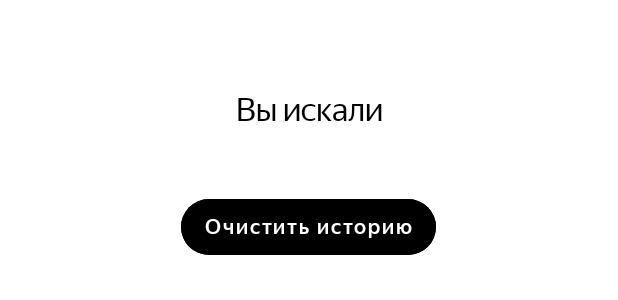
After one commit to g0nschik/Playlist_Maker, an Android app: the layout history_block.xml on its own in the app's theme, with its tools: preview values and no code run, on a phone screen of 412 x 824 dp. The commit adds this screen. Shown: the top 300 px of the screen. Run offline under Robolectric (Android 15) with nearby library versions, the phone set to English and light mode, and no system bars.

Commit message:
Домашнее задание - Спринт №12

```diff
--- a/app/src/main/java/com/example/playlistmaker/SettingsActivity.kt
+++ b/app/src/main/java/com/example/playlistmaker/SettingsActivity.kt
@@ -2,14 +2,11 @@ package com.example.playlistmaker
 
 import android.annotation.SuppressLint
 import android.content.Intent
-import android.content.SharedPreferences
 import android.net.Uri
 import android.os.Bundle
 import android.widget.FrameLayout
-import android.widget.Toast
 import androidx.activity.enableEdgeToEdge
 import androidx.appcompat.app.AppCompatActivity
-import androidx.appcompat.app.AppCompatDelegate
 import androidx.core.view.ViewCompat
 import androidx.core.view.WindowInsetsCompat
 import com.google.android.material.switchmaterial.SwitchMaterial
--- a/app/src/main/java/com/example/playlistmaker/Track.kt
+++ b/app/src/main/java/com/example/playlistmaker/Track.kt
@@ -1,6 +1,7 @@
 package com.example.playlistmaker
 
 data class Track(
+    val trackId: Int,
     val trackName: String,
     val artistName: String,
     val trackTimeMillis: Long,
--- /dev/null
+++ b/app/src/main/res/layout/history_block.xml
@@ -0,0 +1,36 @@
+<?xml version="1.0" encoding="utf-8"?>
+<androidx.constraintlayout.widget.ConstraintLayout xmlns:android="http://schemas.android.com/apk/res/android"
+    android:layout_width="match_parent"
+    android:layout_height="wrap_content">
+
+    <LinearLayout
+        android:layout_width="match_parent"
+        android:layout_height="match_parent"
+        android:paddingTop="@dimen/top_padding"
+        android:gravity="center_horizontal"
+        android:orientation="vertical">
+
+        <TextView
+            android:layout_width="match_parent"
+            android:layout_height="wrap_content"
+            android:layout_gravity="center_horizontal"
+            android:text="@string/search_history"
+            style="@style/AlertTextStyle" />
+
+        <androidx.recyclerview.widget.RecyclerView
+            android:id="@+id/itemsHistoryList"
+            android:layout_width="match_parent"
+            android:layout_height="0dp"
+            android:layout_marginTop="@dimen/top_20"
+            android:layout_weight="1" />
+
+        <Button
+            android:id="@+id/clearHistoryButton"
+            style="@style/RegularButtonStyle"
+            android:layout_width="wrap_content"
+            android:layout_height="wrap_content"
+            android:text="@string/button_clear_history" />
+
+    </LinearLayout>
+
+</androidx.constraintlayout.widget.ConstraintLayout>
--- a/app/src/main/res/values-night/styles.xml
+++ b/app/src/main/res/values-night/styles.xml
@@ -27,11 +27,16 @@
         <item name="android:textSize">22sp</item>
         <item name="android:fontFamily">@font/ys_display_regular</item>
     </style>
-    <style name="UpdateButton">
-        <item name="android:textAlignment">center</item>
-        <item name="background">@color/black</item>
-        <item name="android:textColor">@color/white</item>
-        <item name="android:textSize">20sp</item>
-        <item name="android:fontFamily">@font/ys_display_regular</item>
+    <style name="RegularButtonStyle">
+        <item name="android:paddingTop">10dp</item>
+        <item name="android:paddingBottom">10dp</item>
+        <item name="android:layout_marginTop">20dp</item>
+        <item name="android:layout_gravity">center</item>
+        <item name="android:fontFamily">@font/ys_display_medium</item>
+        <item name="android:textColor">@color/yp_black</item>
+        <item name="android:textSize">14sp</item>
+        <item name="android:textAllCaps">false</item>
+        <item name="android:backgroundTint">@color/white</item>
+        <item name="cornerRadius">54dp</item>
     </style>
 </resources>
--- a/app/src/main/res/values/dimensions.xml
+++ b/app/src/main/res/values/dimensions.xml
@@ -9,4 +9,7 @@
     <dimen name="menu_padding">16dp</dimen>
 
     <dimen name="track_small">45dp</dimen>
+
+    <dimen name="top_padding">60dp</dimen>
+    <dimen name="top_20">20dp</dimen>
 </resources>
--- a/app/src/main/res/values/strings.xml
+++ b/app/src/main/res/values/strings.xml
@@ -1,5 +1,5 @@
 <resources>
-    <string name="app_name">Playlist Maker</string>
+    <string name="app_name" translatable="false">Playlist Maker</string>
     <string name="button_search">Поиск</string>
     <string name="button_media">Медиатека</string>
     <string name="button_settings">Настройки</string>
@@ -20,8 +20,10 @@
     <string name="support_message">Спасибо разработчикам за крутое приложение!</string>
 
     <string name="button_update">Обновить</string>
+    <string name="button_clear_history">Очистить историю</string>
 
     <string name="loading">Выполняется поиск...</string>
+    <string name="search_history">Вы искали</string>
     <string name="no_results">Ничего не нашлось</string>
-    <string name="net_error">\nПроблемы со связью.\n\nЗагрузка не удалась. Проверьте подключение к интернету\n</string>
+    <string name="net_error">\nПроблемы со связью.\n\nЗагрузка не удалась. Проверьте подключение к интернету</string>
 </resources>
--- a/app/src/main/res/values/styles.xml
+++ b/app/src/main/res/values/styles.xml
@@ -22,9 +22,7 @@
         <item name="cornerRadius">8dp</item>
         <item name="iconTint">@color/yp_black</item>
         <item name="android:fontFamily">@font/ys_display_medium</item>
-        <item name="background">@drawable/layout_bg</item>
         <item name="layout_goneMarginTop">@dimen/menu_padding</item>
-        <item name="android:background">@color/white</item>
     </style>
     <style name="SearchLine">
         <item name="background">@color/black</item>
@@ -113,4 +111,16 @@
         <item name="android:textSize">22sp</item>
         <item name="android:fontFamily">@font/ys_display_regular</item>
     </style>
+    <style name="RegularButtonStyle" parent="Widget.MaterialComponents.Button.UnelevatedButton">
+        <item name="android:paddingTop">10dp</item>
+        <item name="android:paddingBottom">10dp</item>
+        <item name="android:layout_marginTop">20dp</item>
+        <item name="android:layout_gravity">center</item>
+        <item name="android:fontFamily">@font/ys_display_medium</item>
+        <item name="android:textColor">@color/white</item>
+        <item name="android:textSize">14sp</item>
+        <item name="android:textAllCaps">false</item>
+        <item name="android:backgroundTint">@color/yp_black</item>
+        <item name="cornerRadius">54dp</item>
+    </style>
 </resources>
```
Also changed, not shown: app/src/main/java/com/example/playlistmaker/SearchActivity.kt (+93 -46 lines), app/src/main/java/com/example/playlistmaker/SearchHistory.kt (added, +41 -0 lines), app/src/main/java/com/example/playlistmaker/TrackAdapter.kt (+10 -2 lines), app/src/main/res/drawable-night/button_update.xml (deleted, +0 -12 lines), app/src/main/res/drawable/button_update.xml (deleted, +0 -12 lines), app/src/main/res/layout/activity_search.xml (+7 -41 lines), app/src/main/res/layout/message_block.xml (added, +37 -0 lines), 1 other file.
